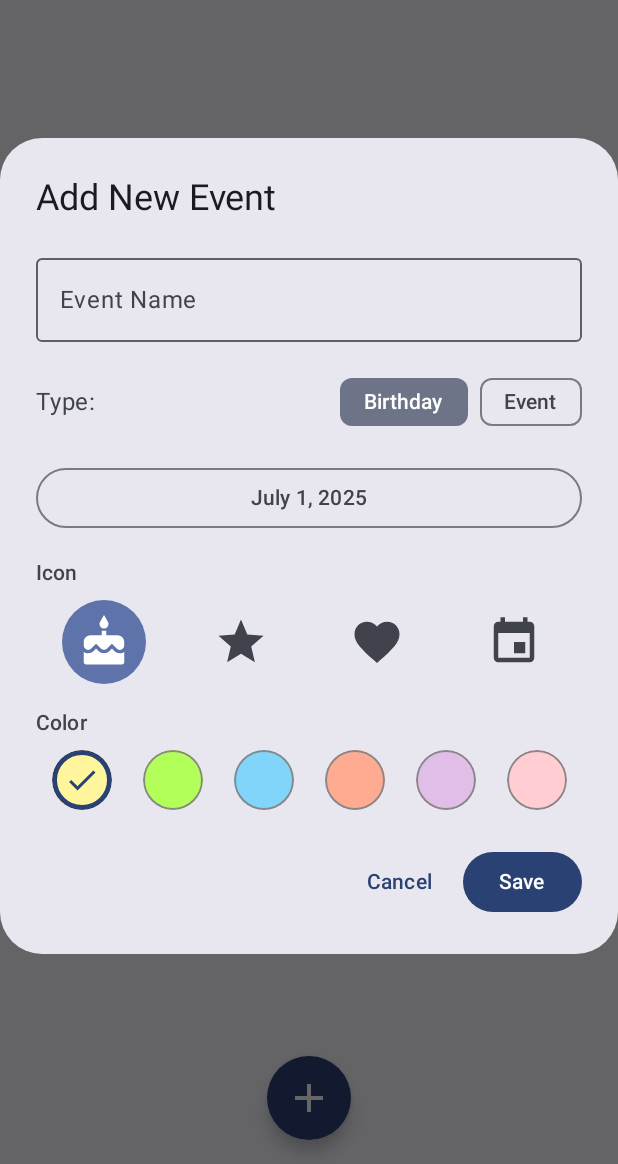
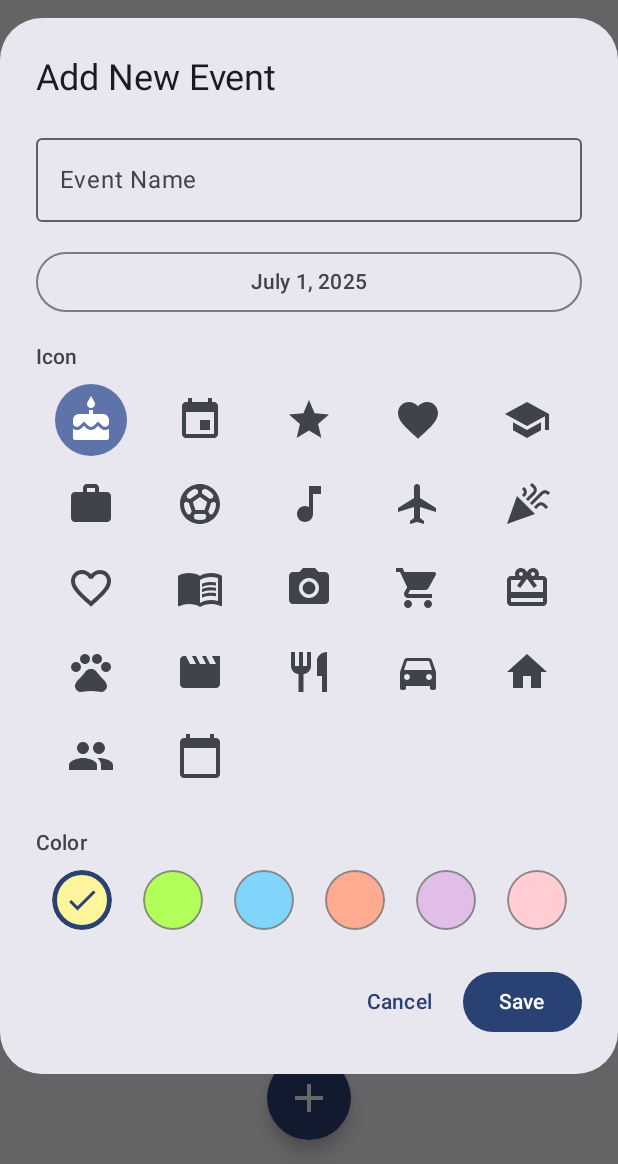
Before and after one commit to Nathan112012/ChronoEcho, an Android app built with Jetpack Compose: the screen it shows after launch (MainActivity), after a tap on "Add Event", on a phone screen of 412 x 824 dp, the part 72-1236 px from its top. Run offline under Robolectric (Android 15) with nearby library versions, the phone set to English and light mode, and no system bars; libraries missing offline, so code that uses them is left out: org.burnoutcrew.reorderable; 1 statement that could not run was skipped.

Commit message:
icon to event

```diff
--- a/app/src/main/java/com/example/chronoecho/MainActivity.kt
+++ b/app/src/main/java/com/example/chronoecho/MainActivity.kt
@@ -81,16 +81,35 @@ data class Event(
     val id: String = UUID.randomUUID().toString(),
     val name: String,
     val date: Long,
-    val isBirthday: Boolean,
     val icon: String,
-    val color: Long // Now required, not nullable
-)
+    val color: Long
+) {
+    val isBirthday: Boolean get() = icon == "Cake"
+}
 
 val iconMap = mapOf(
-    "Cake" to Icons.Default.Cake,
+    "Cake" to Icons.Default.Cake, // Birthday
+    "Event" to Icons.Default.Event,
     "Star" to Icons.Default.Star,
     "Favorite" to Icons.Default.Favorite,
-    "Event" to Icons.Default.Event
+    "School" to Icons.Default.School,
+    "Work" to Icons.Default.Work,
+    "Sports" to Icons.Default.SportsSoccer,
+    "Music" to Icons.Default.MusicNote,
+    "Travel" to Icons.Default.Flight,
+    "Party" to Icons.Default.Celebration,
+    "Heart" to Icons.Default.FavoriteBorder,
+    "Book" to Icons.Default.MenuBook,
+    "Camera" to Icons.Default.CameraAlt,
+    "Shopping" to Icons.Default.ShoppingCart,
+    "Gift" to Icons.Default.CardGiftcard,
+    "Pet" to Icons.Default.Pets,
+    "Movie" to Icons.Default.Movie,
+    "Food" to Icons.Default.Restaurant,
+    "Car" to Icons.Default.DirectionsCar,
+    "Home" to Icons.Default.Home,
+    "Meeting" to Icons.Default.People,
+    "Calendar" to Icons.Default.CalendarToday
 )
 val iconNames = iconMap.keys.toList()
 
@@ -680,7 +699,6 @@ fun AddEditEventDialog(
     onDelete: (() -> Unit)?
 ) {
     var name by remember { mutableStateOf(initialEvent?.name ?: "") }
-    var isBirthday by remember { mutableStateOf(initialEvent?.isBirthday ?: true) }
     var dateMillis by remember { mutableStateOf(initialEvent?.date ?: System.currentTimeMillis()) }
     var showDatePicker by remember { mutableStateOf(false) }
     var selectedIcon by remember { mutableStateOf(initialEvent?.icon ?: iconNames.first()) }
@@ -704,19 +722,6 @@ fun AddEditEventDialog(
                             singleLine = true
                         )
                         Spacer(Modifier.height(16.dp))
-                        Row(
-                            verticalAlignment = Alignment.CenterVertically,
-                            horizontalArrangement = Arrangement.SpaceBetween,
-                            modifier = Modifier.fillMaxWidth()
-                        ) {
-                            Text("Type:", style = MaterialTheme.typography.bodyLarge)
-                            Row {
-                                FilterChip(selected = isBirthday, onClick = { isBirthday = true }, label = { Text("Birthday") })
-                                Spacer(Modifier.width(8.dp))
-                                FilterChip(selected = !isBirthday, onClick = { isBirthday = false }, label = { Text("Event") })
-                            }
-                        }
-                        Spacer(Modifier.height(16.dp))
                         OutlinedButton(
                             onClick = { showDatePicker = true },
                             modifier = Modifier.fillMaxWidth()
@@ -724,10 +729,47 @@ fun AddEditEventDialog(
                             Text(SimpleDateFormat("MMMM d, yyyy", Locale.getDefault()).format(Date(dateMillis)))
                         }
                         Spacer(Modifier.height(16.dp))
-                        IconPicker(
-                            selectedIcon = selectedIcon,
-                            onIconSelected = { selectedIcon = it }
-                        )
+                        // Icon grid picker
+                        Text("Icon", style = MaterialTheme.typography.labelLarge)
+                        Spacer(Modifier.height(8.dp))
+                        val columns = 5
+                        val rows = (iconNames.size + columns - 1) / columns
+                        Column {
+                            for (row in 0 until rows) {
+                                Row(
+                                    modifier = Modifier.fillMaxWidth(),
+                                    horizontalArrangement = Arrangement.SpaceAround
+                                ) {
+                                    for (col in 0 until columns) {
+                                        val idx = row * columns + col
+                                        if (idx < iconNames.size) {
+                                            val iconName = iconNames[idx]
+                                            val isSelected = selectedIcon == iconName
+                                            Box(
+                                                modifier = Modifier
+                                                    .size(48.dp)
+                                                    .clip(CircleShape)
+                                                    .background(
+                                                        if (isSelected) MaterialTheme.colorScheme.primaryContainer else Color.Transparent
+                                                    )
+                                                    .clickable { selectedIcon = iconName },
+                                                contentAlignment = Alignment.Center
+                                            ) {
+                                                Icon(
+                                                    imageVector = iconMap[iconName]!!,
+                                                    contentDescription = iconName,
+                                                    modifier = Modifier.size(32.dp),
+                                                    tint = if (isSelected) MaterialTheme.colorScheme.onPrimaryContainer else MaterialTheme.colorScheme.onSurfaceVariant
+                                                )
+                                            }
+                                        } else {
+                                            Spacer(Modifier.size(48.dp))
+                                        }
+                                    }
+                                }
+                                Spacer(Modifier.height(8.dp))
+                            }
+                        }
                         Spacer(Modifier.height(16.dp))
                         // Color palette picker
                         Text("Color", style = MaterialTheme.typography.labelLarge)
@@ -767,7 +809,6 @@ fun AddEditEventDialog(
                                 id = initialEvent?.id ?: UUID.randomUUID().toString(),
                                 name = name,
                                 date = dateMillis,
-                                isBirthday = isBirthday,
                                 icon = selectedIcon,
                                 color = selectedColor
                             )
```
